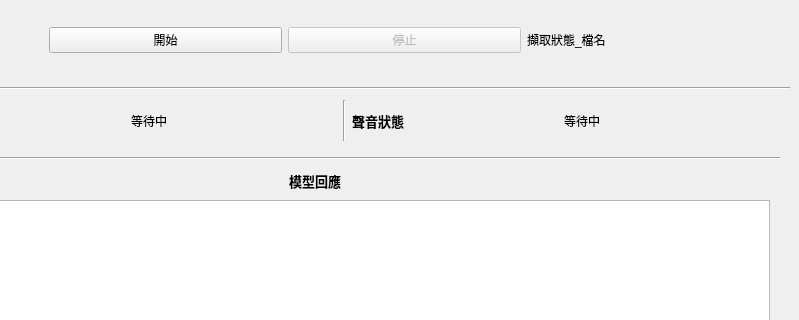
Before: the Qt Designer form ai_t1.ui in Andyfish222/emotion_bot, drawn with Qt 5; both pictures show x 481 to 1280 and y 0 to 320 of the 1280 by 720 pixel window.
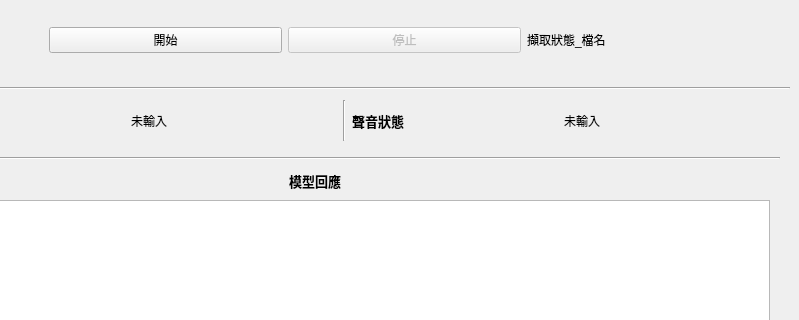
After: the same form once the commit is applied.

```diff
--- a/ai_t1.ui
+++ b/ai_t1.ui
@@ -70,7 +70,7 @@
      <item>
       <widget class="QLabel" name="face_state">
        <property name="text">
-        <string>等待中</string>
+        <string>未輸入</string>
        </property>
       </widget>
      </item>
@@ -98,7 +98,7 @@
      <item>
       <widget class="QLabel" name="voice_state">
        <property name="text">
-        <string>等待中</string>
+        <string>未輸入</string>
        </property>
       </widget>
      </item>
```
